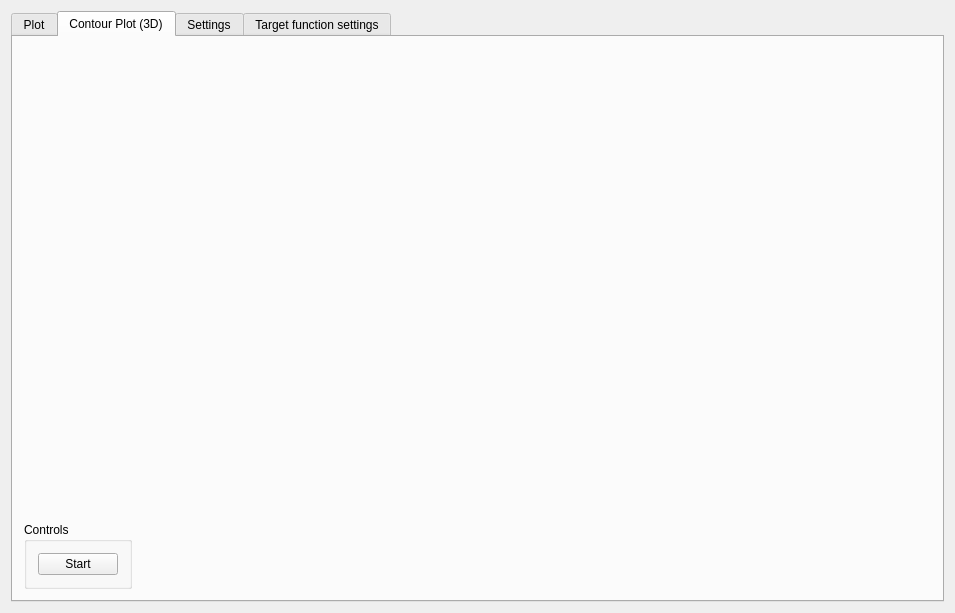
Qt form mainwindow.ui (Tomev-IBS/KerDEP) before a commit.
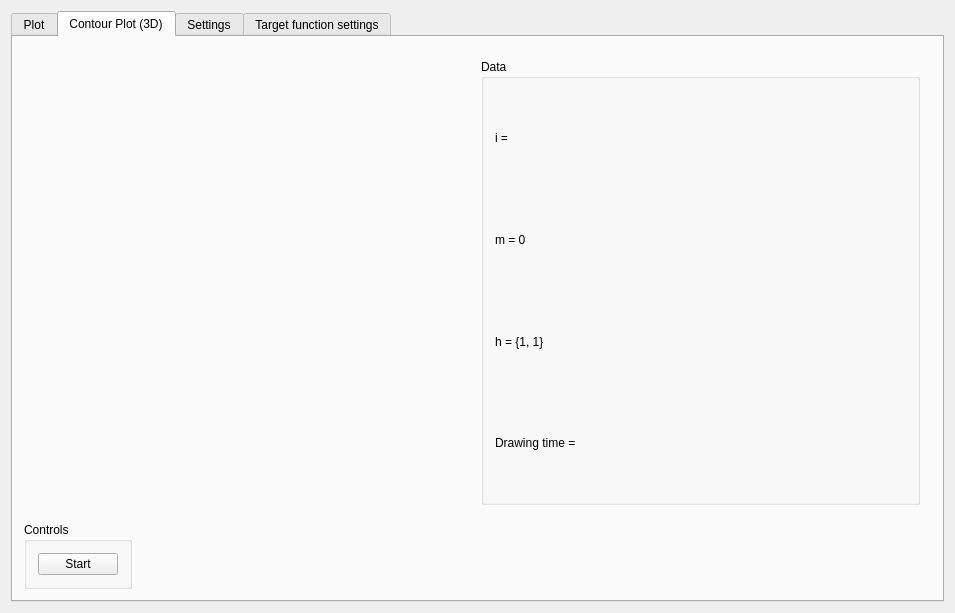
The same form after that commit. Custom widgets are drawn as their Qt base class.

Commit message: Initial version of DESDA Contour plot generation.

Diff of the .ui file:
```diff
--- a/mainwindow.ui
+++ b/mainwindow.ui
@@ -112,13 +112,55 @@
        </attribute>
        <layout class="QVBoxLayout" name="verticalLayout_5">
         <item>
-         <widget class="QWidget" name="widget_contour_plot" native="true">
+         <widget class="QWidget" name="widget_contour_plot_holder" native="true">
           <property name="sizePolicy">
            <sizepolicy hsizetype="Expanding" vsizetype="Expanding">
             <horstretch>0</horstretch>
             <verstretch>0</verstretch>
            </sizepolicy>
           </property>
+          <layout class="QHBoxLayout" name="horizontalLayout_6">
+           <item>
+            <widget class="QWidget" name="widget_contour_plot" native="true"/>
+           </item>
+           <item>
+            <widget class="QGroupBox" name="groupBox_contour_plot_data">
+             <property name="title">
+              <string>Data</string>
+             </property>
+             <layout class="QVBoxLayout" name="verticalLayout_11">
+              <item>
+               <widget class="QLabel" name="label_contour_plot_i">
+                <property name="text">
+                 <string>i = </string>
+                </property>
+               </widget>
+              </item>
+              <item>
+               <widget class="QLabel" name="label_contour_plot_m">
+                <property name="text">
+                 <string>m = 0</string>
+                </property>
+               </widget>
+              </item>
+              <item>
+               <widget class="QLabel" name="label_contour_plot_h">
+                <property name="text">
+                 <string>h = {1, 1}</string>
+                </property>
+               </widget>
+              </item>
+              <item>
+               <widget class="QLabel" name="label_contour_plot_drawing_time">
+                <property name="text">
+                 <string>Drawing time = </string>
+                </property>
+               </widget>
+              </item>
+             </layout>
+            </widget>
+           </item>
+          </layout>
          </widget>
         </item>
         <item>
```
Left out of the diff: 3 changed lines with no effect on the pictures. The commit also changes 9 other files.
